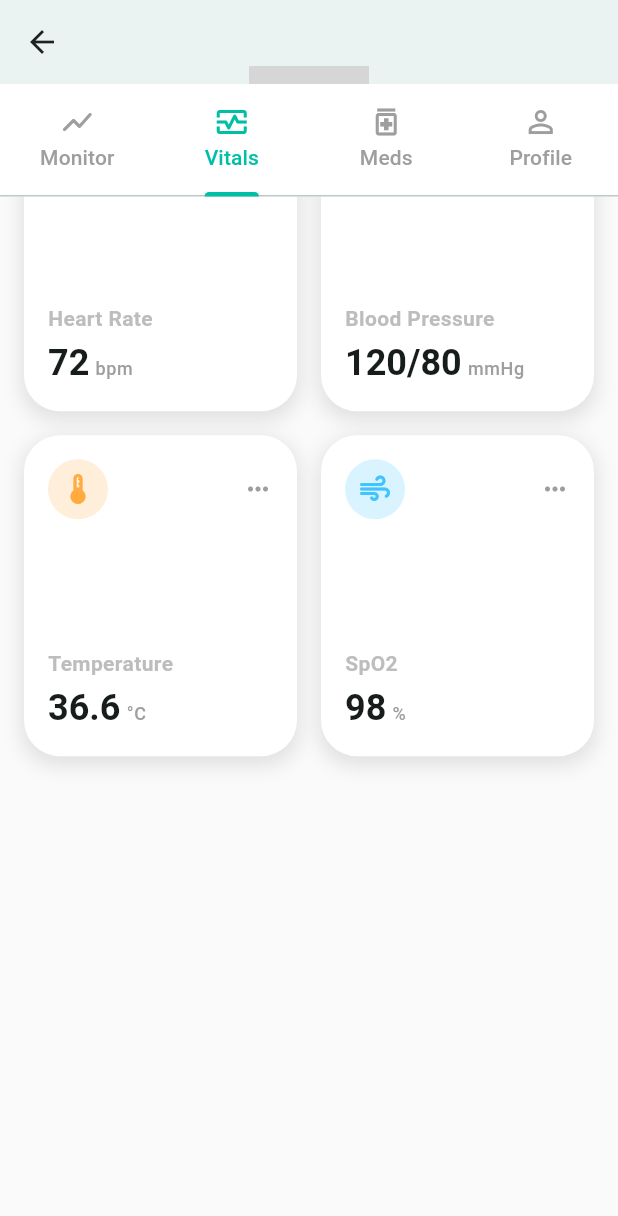
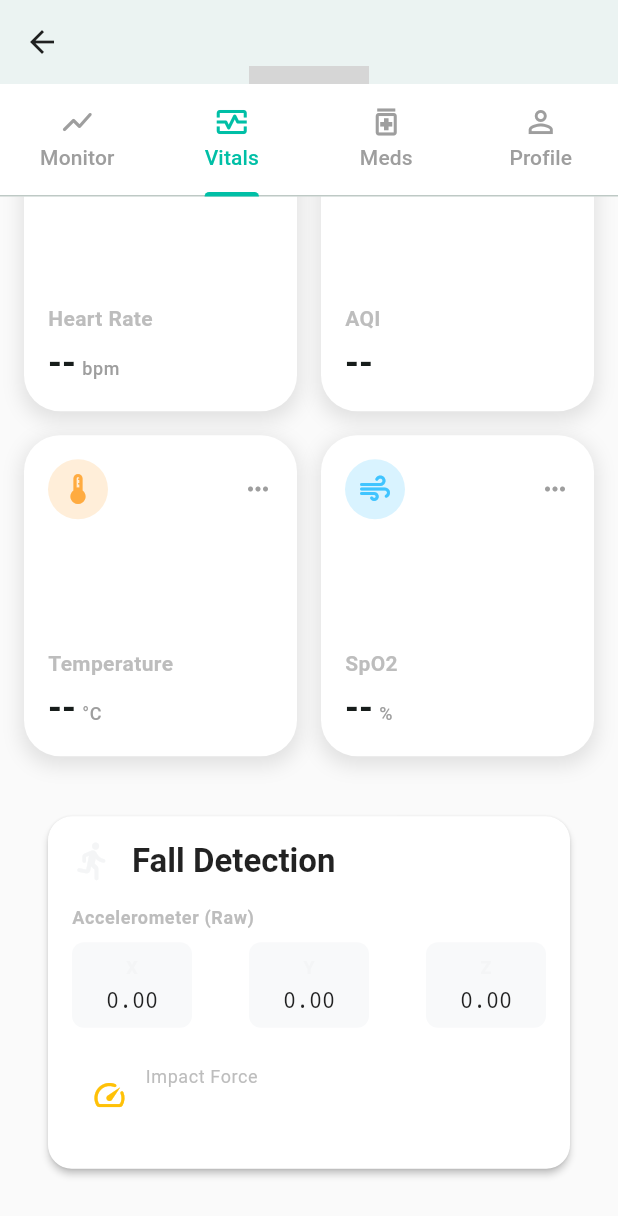
Before and after one commit to Taherhotel/Medura, a Flutter app: the ElderDetailsScreen screen opened directly with empty values, tab 2 chosen, scrolled down 275 dp, on a phone screen of 412 x 824 dp. Shown: the top 1216 px of the screen. Run offline on Flutter 3.47's test engine with Material 3 defaults, Android fonts, the phone set to English and light mode, and no system bars; our stand-ins replace cloud_firestore, firebase_auth, firebase_core, flutter_tts, sensors_plus, shared_preferences; accounts and stored records are empty; network calls fail; grey boxes are pictures that could not be loaded.

Commit message:
IOT code integrated

```diff
--- a/lib/screens/elder_details_screen.dart
+++ b/lib/screens/elder_details_screen.dart
@@ -1,6 +1,8 @@
+import 'package:cloud_firestore/cloud_firestore.dart';
 import 'package:flutter/material.dart';
 import 'profile_screen.dart';
 import '../widgets/vital_card.dart';
+import '../widgets/fall_detection_card.dart';
 import 'add_medication_screen.dart';
 import 'medication_schedule_screen.dart';
 import '../widgets/live_monitor_dashboard.dart';
@@ -222,44 +224,71 @@ class _ElderDetailsScreenState extends State<ElderDetailsScreen>
             ).textTheme.titleLarge?.copyWith(fontWeight: FontWeight.bold),
           ),
           const SizedBox(height: 16),
-          GridView.count(
+          StreamBuilder<QuerySnapshot>(
+            stream: FirebaseFirestore.instance
+                .collection('devices')
+                .doc('esp32_medura_01')
+                .collection('readings')
+                .orderBy('ts', descending: true)
+                .limit(1)
+                .snapshots(),
+            builder: (context, snapshot) {
+              String heartRate = '--';
+              String aqi = '--';
+              String temperature = '--';
+              String spo2 = '--';
+
+              if (snapshot.hasData && snapshot.data!.docs.isNotEmpty) {
+                final data =
+                    snapshot.data!.docs.first.data() as Map<String, dynamic>;
+                heartRate = data['heartRate']?.toString() ?? '--';
+                aqi = data['gasAQI']?.toString() ?? '--';
+                temperature = data['temperature']?.toString() ?? '--';
+                spo2 = data['spo2']?.toString() ?? '--';
+              }
+
+              return GridView.count(
                 crossAxisCount: 2,
                 shrinkWrap: true,
                 physics: const NeverScrollableScrollPhysics(),
                 crossAxisSpacing: 16,
                 mainAxisSpacing: 16,
                 childAspectRatio: 0.85,
-            children: const [
+                children: [
                   VitalCard(
                     title: 'Heart Rate',
-                value: '72',
+                    value: heartRate,
                     unit: 'bpm',
                     icon: Icons.favorite_rounded,
                     color: Colors.redAccent,
                   ),
                   VitalCard(
-                title: 'Blood Pressure',
-                value: '120/80',
-                unit: 'mmHg',
-                icon: Icons.water_drop_rounded,
-                color: Colors.pinkAccent,
+                    title: 'AQI',
+                    value: aqi,
+                    unit: '',
+                    icon: Icons.cloud_outlined,
+                    color: Colors.green,
                   ),
                   VitalCard(
                     title: 'Temperature',
-                value: '36.6',
+                    value: temperature,
                     unit: '°C',
                     icon: Icons.thermostat_rounded,
                     color: Colors.orangeAccent,
                   ),
                   VitalCard(
                     title: 'SpO2',
-                value: '98',
+                    value: spo2,
                     unit: '%',
                     icon: Icons.air_rounded,
                     color: Colors.lightBlueAccent,
                   ),
                 ],
+              );
+            },
           ),
+          const SizedBox(height: 24),
+          const FallDetectionCard(useFirestoreData: true),
         ],
       ),
     );
--- a/lib/widgets/fall_detection_card.dart
+++ b/lib/widgets/fall_detection_card.dart
@@ -1,9 +1,12 @@
 import 'dart:async';
+import 'package:cloud_firestore/cloud_firestore.dart';
 import 'package:flutter/material.dart';
 import 'package:sensors_plus/sensors_plus.dart';
 
 class FallDetectionCard extends StatefulWidget {
-  const FallDetectionCard({super.key});
+  final bool useFirestoreData;
+
+  const FallDetectionCard({super.key, this.useFirestoreData = false});
 
   @override
   State<FallDetectionCard> createState() => _FallDetectionCardState();
@@ -17,44 +20,34 @@ class _FallDetectionCardState extends State<FallDetectionCard> {
   double _accelX = 0.0;
   double _accelY = 0.0;
   double _accelZ = 0.0;
+  double _accelG = 0.0;
 
   double _gyroX = 0.0;
   double _gyroY = 0.0;
   double _gyroZ = 0.0;
 
   // Fall detection thresholds (simplified)
-  // In a real app, this would require complex algorithms
   final double _fallThreshold = 30.0; // m/s^2 total acceleration
   bool _possibleFallDetected = false;
 
   @override
   void initState() {
     super.initState();
-    _initSensors();
+    if (!widget.useFirestoreData) {
+      _initSensors();
+    }
   }
 
   void _initSensors() {
-    _accelerometerSubscription = userAccelerometerEvents.listen((UserAccelerometerEvent event) {
+    _accelerometerSubscription = userAccelerometerEvents.listen((
+      UserAccelerometerEvent event,
+    ) {
       if (mounted) {
         setState(() {
           _accelX = event.x;
           _accelY = event.y;
           _accelZ = event.z;
-
-          // Simple magnitude calculation
-          double magnitude = (_accelX.abs() + _accelY.abs() + _accelZ.abs());
-
-          if (magnitude > _fallThreshold) {
-            _possibleFallDetected = true;
-            // Auto-reset after 3 seconds for demo purposes
-            Future.delayed(const Duration(seconds: 3), () {
-              if (mounted) {
-                setState(() {
-                  _possibleFallDetected = false;
-                });
-              }
-            });
-          }
+          _checkFall(_accelX, _accelY, _accelZ);
         });
       }
     });
@@ -70,6 +63,20 @@ class _FallDetectionCardState extends State<FallDetectionCard> {
     });
   }
 
+  void _checkFall(double x, double y, double z) {
+    double magnitude = (x.abs() + y.abs() + z.abs());
+    if (magnitude > _fallThreshold) {
+      _possibleFallDetected = true;
+      Future.delayed(const Duration(seconds: 3), () {
+        if (mounted) {
+          setState(() {
+            _possibleFallDetected = false;
+          });
+        }
+      });
+    }
+  }
+
   @override
   void dispose() {
     _accelerometerSubscription?.cancel();
@@ -79,6 +86,41 @@ class _FallDetectionCardState extends State<FallDetectionCard> {
 
   @override
   Widget build(BuildContext context) {
+    if (widget.useFirestoreData) {
+      return StreamBuilder<QuerySnapshot>(
+        stream: FirebaseFirestore.instance
+            .collection('devices')
+            .doc('esp32_medura_01')
+            .collection('readings')
+            .orderBy('ts', descending: true)
+            .limit(1)
+            .snapshots(),
+        builder: (context, snapshot) {
+          if (snapshot.hasData && snapshot.data!.docs.isNotEmpty) {
+            final data =
+                snapshot.data!.docs.first.data() as Map<String, dynamic>;
+            _accelX = (data['ax'] ?? 0.0).toDouble();
+            _accelY = (data['ay'] ?? 0.0).toDouble();
+            _accelZ = (data['az'] ?? 0.0).toDouble();
+            _accelG = (data['accelG'] ?? 0.0).toDouble();
+
+            // Use explicit fall detected flag from IoT device
+            _possibleFallDetected = data['fallDetected'] ?? false;
+
+            // Clear gyro as it's not provided in IoT data
+            _gyroX = 0.0;
+            _gyroY = 0.0;
+            _gyroZ = 0.0;
+          }
+          return _buildCardContent();
+        },
+      );
+    }
+
+    return _buildCardContent();
+  }
+
+  Widget _buildCardContent() {
     return Card(
       margin: const EdgeInsets.all(16),
       color: _possibleFallDetected
@@ -116,7 +158,10 @@ class _FallDetectionCardState extends State<FallDetectionCard> {
                 ),
                 if (_possibleFallDetected)
                   Container(
-                    padding: const EdgeInsets.symmetric(horizontal: 8, vertical: 4),
+                    padding: const EdgeInsets.symmetric(
+                      horizontal: 8,
+                      vertical: 4,
+                    ),
                     decoration: BoxDecoration(
                       color: Theme.of(context).colorScheme.error,
                       borderRadius: BorderRadius.circular(12),
@@ -133,9 +178,55 @@ class _FallDetectionCardState extends State<FallDetectionCard> {
               ],
             ),
             const SizedBox(height: 16),
-            _buildSensorRow('Accelerometer (m/s²)', _accelX, _accelY, _accelZ),
-            const Divider(height: 24, color: Colors.white10),
-            _buildSensorRow('Gyroscope (rad/s)', _gyroX, _gyroY, _gyroZ),
+            if (widget.useFirestoreData) ...[
+              _buildSensorRow('Accelerometer (Raw)', _accelX, _accelY, _accelZ),
+              const SizedBox(height: 12),
+              Container(
+                padding: const EdgeInsets.all(12),
+                decoration: BoxDecoration(
+                  color: Colors.white.withOpacity(0.05),
+                  borderRadius: BorderRadius.circular(12),
+                  border: Border.all(color: Colors.white10),
+                ),
+                child: Row(
+                  children: [
+                    const Icon(
+                      Icons.speed_rounded,
+                      color: Colors.amber,
+                      size: 24,
+                    ),
+                    const SizedBox(width: 12),
+                    Column(
+                      crossAxisAlignment: CrossAxisAlignment.start,
+                      children: [
+                        Text(
+                          'Impact Force',
+                          style: Theme.of(context).textTheme.bodySmall
+                              ?.copyWith(color: Colors.grey[400]),
+                        ),
+                        Text(
+                          '${_accelG.toStringAsFixed(2)} G',
+                          style: Theme.of(context).textTheme.titleMedium
+                              ?.copyWith(
+                                fontWeight: FontWeight.bold,
+                                color: Colors.white,
+                              ),
+                        ),
+                      ],
+                    ),
+                  ],
+                ),
+              ),
+            ] else ...[
+              _buildSensorRow(
+                'Accelerometer (m/s²)',
+                _accelX,
+                _accelY,
+                _accelZ,
+              ),
+              const Divider(height: 24, color: Colors.white10),
+              _buildSensorRow('Gyroscope (rad/s)', _gyroX, _gyroY, _gyroZ),
+            ],
           ],
         ),
       ),
```
Also changed, not shown: lib/screens/home_view.dart (+39 -11 lines). Lines whose indentation alone changed are shown as unchanged.
